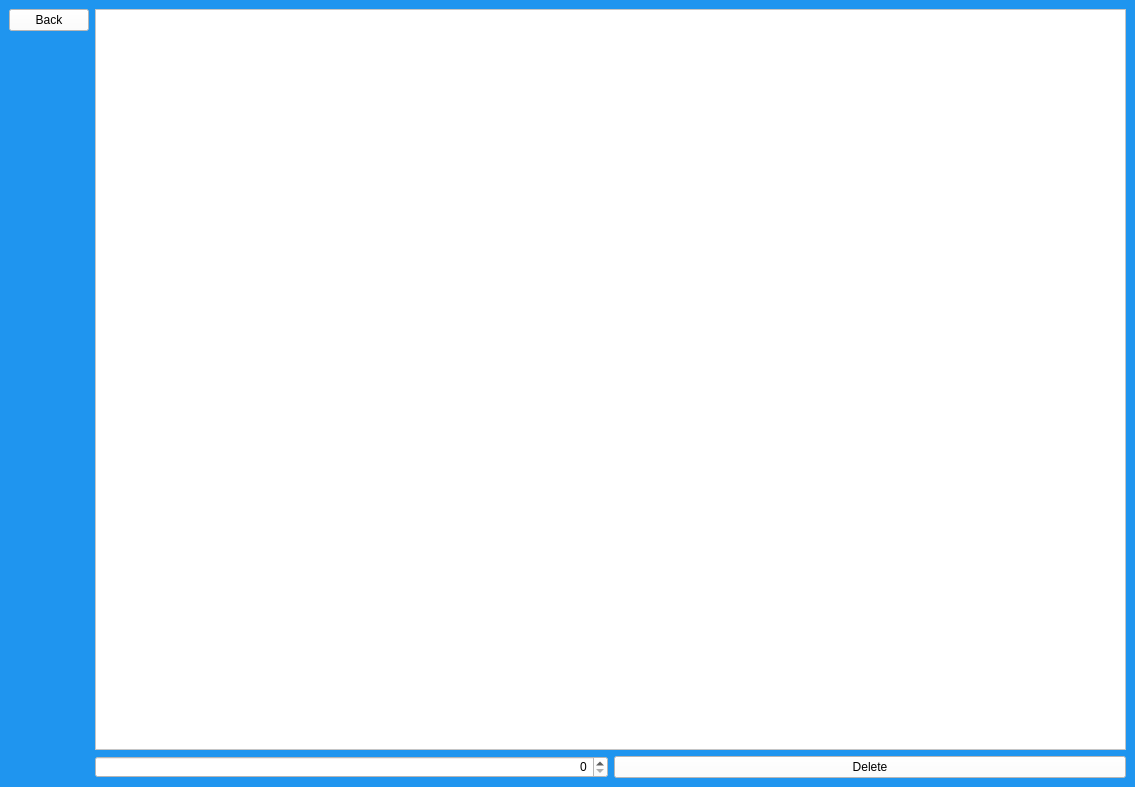
First picture: the form in UI/admin_db.ui, repository matimusial/ADHDPredictorApp, before the edit.
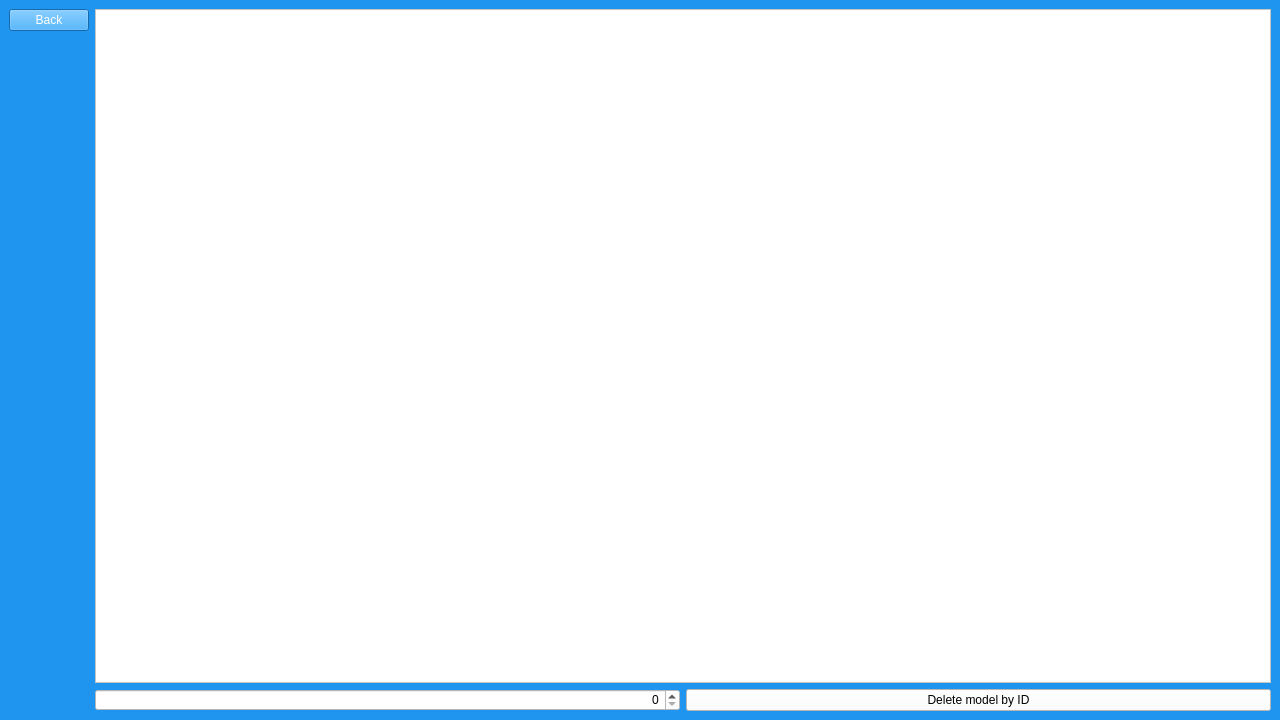
Second picture: the form after the edit.

Commit message: 1280x720 size for every ui window

What changed in the file:
```diff
--- a/UI/admin_db.ui
+++ b/UI/admin_db.ui
@@ -6,8 +6,8 @@
    <rect>
     <x>0</x>
     <y>0</y>
-    <width>1135</width>
-    <height>787</height>
+    <width>1280</width>
+    <height>720</height>
    </rect>
   </property>
   <property name="windowTitle">
@@ -28,6 +28,9 @@
         <property name="alignment">
          <set>Qt::AlignRight|Qt::AlignTrailing|Qt::AlignVCenter</set>
         </property>
+        <property name="maximum">
+         <number>999999</number>
+        </property>
        </widget>
       </item>
       <item>
@@ -36,7 +39,7 @@
          <string notr="true">background-color: white;</string>
         </property>
         <property name="text">
-         <string>Delete</string>
+         <string>Delete model by ID</string>
         </property>
        </widget>
       </item>
@@ -45,7 +48,7 @@
     <item row="0" column="0">
      <widget class="QPushButton" name="backBtn">
       <property name="styleSheet">
-       <string notr="true">background-color: white;</string>
+       <string notr="true">color: white;</string>
       </property>
       <property name="text">
        <string>Back</string>
```
The commit also changes 5 other files.
